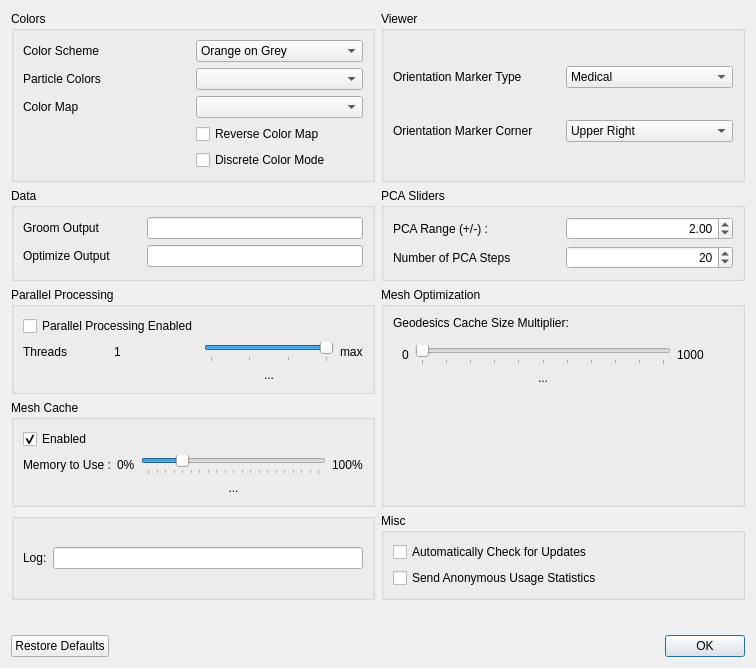
The window that Studio/Data/PreferencesWindow.ui (SCIInstitute/ShapeWorks) describes before a commit, drawn with Qt 5.
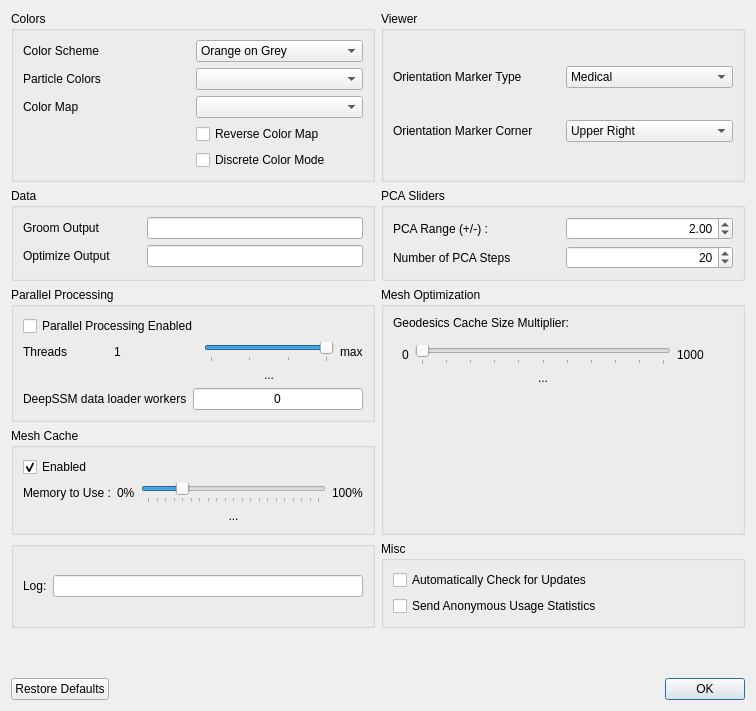
The same window after the commit. Custom widgets are drawn as their Qt base class.

Commit message:
Address #2438 by adding num_workers options.
This is a Studio preference so that it's not tied to the project.

For the CLI:

  --num_workers=INT     Number of data loader workers (default: 0)

Default on windows is 0 since this seems to cause a lot of problems on windows in general.
Default is 4 on other plaforms.

Patch:
```diff
--- a/Studio/Data/PreferencesWindow.ui
+++ b/Studio/Data/PreferencesWindow.ui
@@ -7,7 +7,7 @@
     <x>0</x>
     <y>0</y>
     <width>756</width>
-    <height>668</height>
+    <height>711</height>
    </rect>
   </property>
   <property name="windowTitle">
@@ -364,7 +364,24 @@
       <string>Parallel Processing</string>
      </property>
      <layout class="QGridLayout" name="gridLayout_10">
-      <item row="0" column="0">
+      <item row="2" column="0">
+       <widget class="QLabel" name="label_9">
+        <property name="text">
+         <string>DeepSSM data loader workers</string>
+        </property>
+       </widget>
+      </item>
+      <item row="2" column="1">
+       <widget class="QLineEdit" name="data_loader_num_workers">
+        <property name="text">
+         <string>0</string>
+        </property>
+        <property name="alignment">
+         <set>Qt::AlignCenter</set>
+        </property>
+       </widget>
+      </item>
+      <item row="0" column="0" colspan="2">
        <layout class="QGridLayout" name="gridLayout_9">
         <item row="2" column="0">
          <widget class="QLabel" name="label_19">
```
The commit also changes 10 other files.
